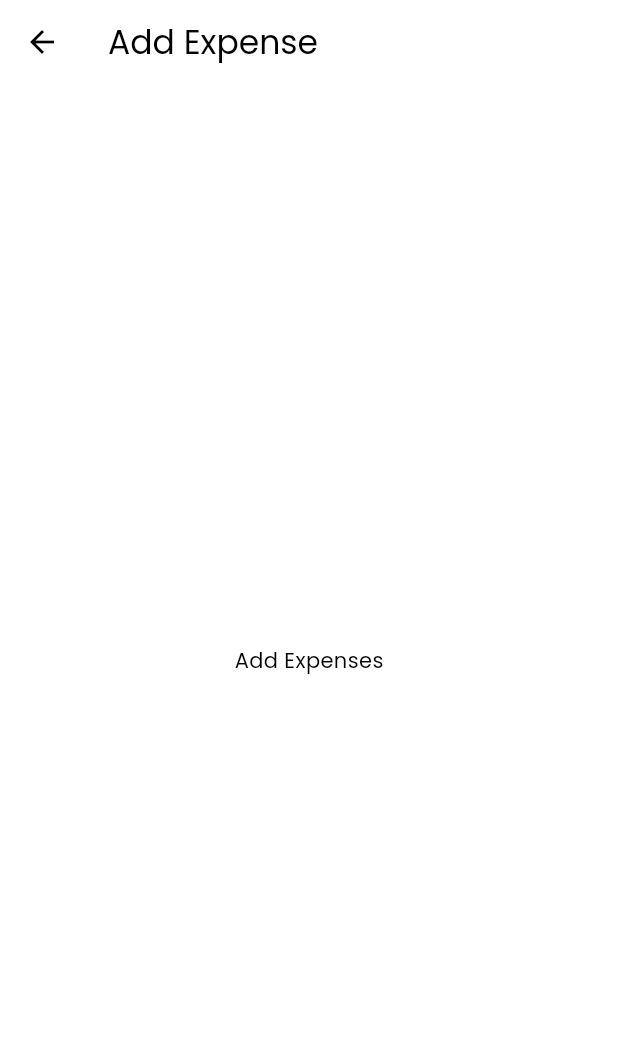
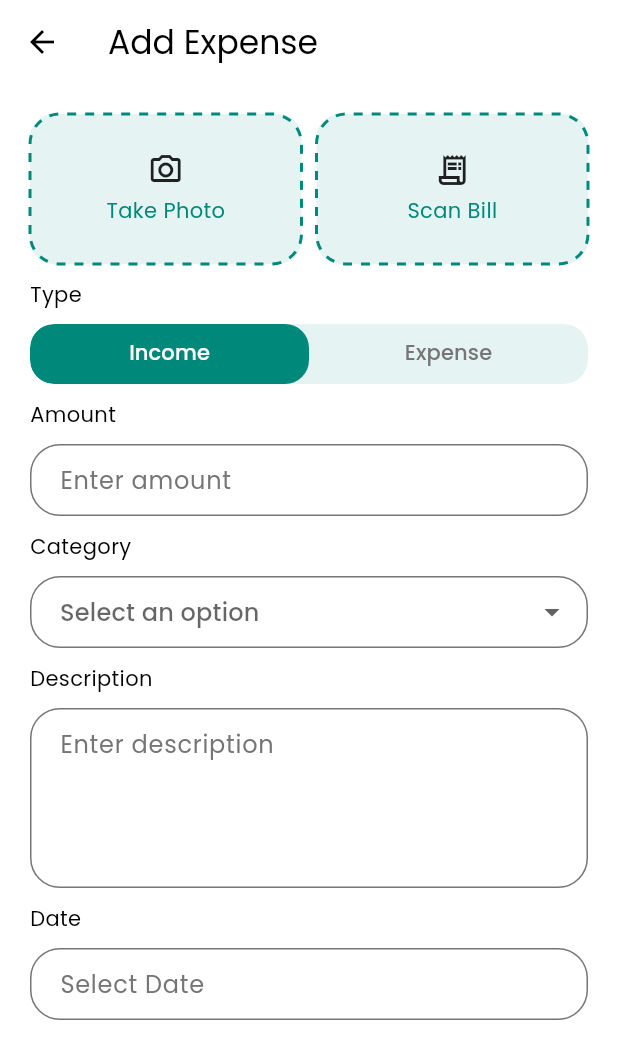
Before and after one commit to Sonykhan1121/money_mate, a Flutter app: the AddExpense screen opened directly, on a phone screen of 412 x 824 dp. Shown: the top 1059 px of the screen. Run offline on Flutter 3.47's test engine with Material 3 defaults, Android fonts, the phone set to English and light mode, and no system bars; our stand-ins replace device_preview, fl_chart, flutter_screenutil.

Commit message:
working on add transaction page

```diff
--- a/lib/main.dart
+++ b/lib/main.dart
@@ -11,15 +11,15 @@ import 'package:provider/provider.dart';
 
 void main() {
 
-  SystemChrome.setSystemUIOverlayStyle(
-     SystemUiOverlayStyle(
-      statusBarColor: DColors.primary,
-      statusBarIconBrightness: Brightness.light,
-    ),
-  );
+  // SystemChrome.setSystemUIOverlayStyle(
+  //    SystemUiOverlayStyle(
+  //     statusBarColor: DColors.primary,
+  //     statusBarIconBrightness: Brightness.light,
+  //   ),
+  // );
   runApp(
     DevicePreview(
-      enabled: false,
+      enabled: true,
       builder: (BuildContext context) {
         return MyApp();
       },
--- a/lib/models/catergory.dart
+++ b/lib/models/catergory.dart
@@ -1,6 +1,6 @@
 import 'package:money_mate/models/transactionType.dart';
 
-class Category {
+class CategoryModel {
   final String id;
   final String name;
   final String nameLocalised; // Bangla name
@@ -9,7 +9,7 @@ class Category {
   final TransactionType type;
   final bool isDefault;
 
-  Category({
+  CategoryModel({
     required this.id,
     required this.name,
     required this.nameLocalised,
@@ -19,8 +19,8 @@ class Category {
     this.isDefault = false,
   });
 
-  factory Category.fromJson(Map<String, dynamic> json) {
-    return Category(
+  factory CategoryModel.fromJson(Map<String, dynamic> json) {
+    return CategoryModel(
       id: json["id"] as String,
       name: json["name"] as String,
       nameLocalised: json["nameLocalised"] as String,
@@ -48,7 +48,7 @@ class Category {
     };
   }
 
-  Category copyWith({
+  CategoryModel copyWith({
     String? id,
     String? name,
     String? nameLocalised,
@@ -57,7 +57,7 @@ class Category {
     TransactionType? type,
     bool? isDefault,
   }) {
-    return Category(
+    return CategoryModel(
       id: id ?? this.id,
       name: name ?? this.name,
       nameLocalised: nameLocalised ?? this.nameLocalised,
--- a/lib/providers/navigation_provider.dart
+++ b/lib/providers/navigation_provider.dart
@@ -9,7 +9,7 @@ class NavigationProvider extends ChangeNotifier{
 
   int _currentIndex = 0;
   final List<Map<String, dynamic>> widgetOptions = [
-    {'title': 'Home', 'icon': Icons.home, 'page':  ()},
+    {'title': 'Home', 'icon': Icons.home, 'page':  HomePage()},
     {'title': 'Add Expense', 'icon': Icons.add, 'page': AddExpense()},
     {
       'title': 'Transactions',
--- a/lib/providers/transactions_provider.dart
+++ b/lib/providers/transactions_provider.dart
@@ -92,4 +92,76 @@ class TransactionsProvider extends ChangeNotifier
       recurringFrequency: RecurringFrequency.monthly,
     ),
   ];
+
+  final List<CategoryModel> demoCategories = [
+    // Income Categories
+    CategoryModel(
+      id: '1',
+      name: 'Salary',
+      nameLocalised: 'বেতন',
+      icon: '💰',
+      colorHex: '#4CAF50', // green
+      type: TransactionType.income,
+      isDefault: true,
+    ),
+    CategoryModel(
+      id: '2',
+      name: 'Bonus',
+      nameLocalised: 'বোনাস',
+      icon: '🎁',
+      colorHex: '#FF9800', // orange
+      type: TransactionType.income,
+    ),
+    CategoryModel(
+      id: '3',
+      name: 'Investment',
+      nameLocalised: 'বিনিয়োগ',
+      icon: '📈',
+      colorHex: '#2196F3', // blue
+      type: TransactionType.income,
+    ),
+
+    // Expense Categories
+    CategoryModel(
+      id: '4',
+      name: 'Food',
+      nameLocalised: 'খাবার',
+      icon: '🍔',
+      colorHex: '#F44336', // red
+      type: TransactionType.expense,
+      isDefault: true,
+    ),
+    CategoryModel(
+      id: '5',
+      name: 'Transport',
+      nameLocalised: 'পরিবহন',
+      icon: '🚌',
+      colorHex: '#FFC107', // amber
+      type: TransactionType.expense,
+    ),
+    CategoryModel(
+      id: '6',
+      name: 'Shopping',
+      nameLocalised: 'কেনাকাটা',
+      icon: '🛍️',
+      colorHex: '#9C27B0', // purple
+      type: TransactionType.expense,
+    ),
+    CategoryModel(
+      id: '7',
+      name: 'Entertainment',
+      nameLocalised: 'বিনোদন',
+      icon: '🎬',
+      colorHex: '#03A9F4', // light blue
+      type: TransactionType.expense,
+    ),
+    CategoryModel(
+      id: '8',
+      name: 'Health',
+      nameLocalised: 'স্বাস্থ্য',
+      icon: '💊',
+      colorHex: '#8BC34A', // light green
+      type: TransactionType.expense,
+    ),
+  ];
 }
--- /dev/null
+++ b/lib/theme/inputDecorationTheme.dart
@@ -0,0 +1,26 @@
+import 'package:flutter/material.dart';
+import '../utils/constants/colors.dart';
+
+InputDecorationTheme inputDecorationTheme() {
+  return InputDecorationTheme(
+    // filled: true,
+    floatingLabelStyle: TextStyle(color: DColors.primary),
+    contentPadding: EdgeInsets.symmetric(horizontal: 16, vertical: 12),
+    hintStyle: TextStyle(color: DColors.grey),
+    border: OutlineInputBorder(
+      borderRadius: BorderRadius.circular(20),
+    ),
+    focusedBorder: OutlineInputBorder(
+      borderRadius: BorderRadius.circular(20),
+      borderSide: BorderSide(color: DColors.primary),
+    ),
+    disabledBorder: OutlineInputBorder(
+      borderRadius: BorderRadius.circular(20),
+      borderSide: BorderSide(color: DColors.error),
+    ),
+    enabledBorder: OutlineInputBorder(
+      borderRadius: BorderRadius.circular(20),
+      borderSide: BorderSide(color: DColors.grey),
+    ),
+  );
+}
--- /dev/null
+++ b/lib/theme/textSelectionTheme.dart
@@ -0,0 +1,11 @@
+import 'package:flutter/material.dart';
+import '../utils/constants/colors.dart';
+
+// Function that returns TextSelectionThemeData
+TextSelectionThemeData textSelectionTheme() {
+  return TextSelectionThemeData(
+    cursorColor: DColors.primary,                  // cursor color
+    selectionColor: DColors.primary.withOpacity(0.3), // background when text is selected
+    selectionHandleColor: DColors.primary,        // draggable handle color
+  );
+}
--- a/lib/theme/theme.dart
+++ b/lib/theme/theme.dart
@@ -1,15 +1,20 @@
 import 'package:flutter/material.dart';
+import 'package:money_mate/theme/textSelectionTheme.dart';
 
 import '../utils/constants/colors.dart';
+import 'inputDecorationTheme.dart';
 
 class DAppTheme {
   DAppTheme._();
 
   // light theme
   static ThemeData lightTheme = ThemeData(
+    primaryColor: DColors.primary,
     useMaterial3: true,
     brightness: Brightness.light,
     colorScheme: ColorScheme.light(onPrimary: DColors.primary, ),
     fontFamily: 'Poppins',
+    inputDecorationTheme: inputDecorationTheme(),
+    textSelectionTheme:textSelectionTheme(),
   );
 }
--- a/lib/views/add_features/add_expense.dart
+++ b/lib/views/add_features/add_expense.dart
@@ -1,4 +1,8 @@
 import 'package:flutter/material.dart';
+import 'package:money_mate/widgets/add_expense_tab.dart';
+import 'package:money_mate/widgets/dottedBorder_box.dart';
+
+import '../../utils/constants/colors.dart';
 
 class AddExpense extends StatefulWidget {
   const AddExpense({super.key});
@@ -12,9 +16,69 @@ class _AddExpenseState extends State<AddExpense> {
   Widget build(BuildContext context) {
     return Scaffold(
       appBar: AppBar(title: Text("Add Expense"),),
-      body: Center(
-        child: Text('Add Expenses'),
-      ),
+      body: Padding(
+        padding: const EdgeInsets.all(20.0),
+        child: SingleChildScrollView(
+          child: Column(
+            crossAxisAlignment: CrossAxisAlignment.start,
+            mainAxisAlignment: MainAxisAlignment.start,
+            children: [
+              Row(
+                children: [
+                  Expanded(
+                    child: Container(
+                      height: 100,
+                      decoration: BoxDecoration(
+                        color: DColors.primary.withOpacity(0.1),
+                        borderRadius: BorderRadius.circular(16)
+                      ),
+
+
+                      child: DottedBorderBox(
+                        child: Column(
+                          mainAxisAlignment: MainAxisAlignment.center,
+                          crossAxisAlignment: CrossAxisAlignment.center,
+                          children: [
+                            Icon(Icons.camera_alt_outlined,),
+                            SizedBox(height: 5,),
+                            Text('Take Photo',style: TextStyle(color: DColors.primary),),
+                          ],
+                        ),
+                      ),
+                    ),
+                  ),
+                  SizedBox(width: 10,),
+                  Expanded(
+                    child: Container(
+                      height: 100,
+                      decoration: BoxDecoration(
+                        color: DColors.primary.withOpacity(0.1),
+                          borderRadius: BorderRadius.circular(16)
+
+                      ),
+                      child: DottedBorderBox(
+                        child: Column(
+                          mainAxisAlignment: MainAxisAlignment.center,
+                          crossAxisAlignment: CrossAxisAlignment.center,
+                          children: [
+                            Icon(Icons.receipt_long_outlined,),
+                            SizedBox(height: 5,),
+                            Text('Scan Bill',style: TextStyle(color: DColors.primary),),
+                          ],
+                        ),
+                      ),
+                    ),
+                  )
+                ],
+              ),
+              SizedBox(height: 10,),
+              Text('Type'),
+              SizedBox(height: 10,),
+              AddExpenseTab(),
+            ],
+          ),
+        ),
+      )
     );
   }
 }
--- a/lib/views/home_features/home_page.dart
+++ b/lib/views/home_features/home_page.dart
@@ -49,7 +49,7 @@ class _HomePageState extends State<HomePage> {
                           'Good Morning',
                           style: TextStyle(
                             color: Colors.white,
-                            fontSize: 14.sp,
+                            fontSize: 14,
                             fontWeight: FontWeight.w400,
                           ),
                         ),
@@ -61,13 +61,13 @@ class _HomePageState extends State<HomePage> {
                               'Sony',
                               style: TextStyle(
                                 color: Colors.white,
-                                fontSize: 20.sp,
+                                fontSize: 20,
                                 fontWeight: FontWeight.w600,
                               ),
                             ),
                             Text(
                               '👋',
-                              style: TextStyle(fontSize: 20.sp),
+                              style: TextStyle(fontSize: 20),
                             ),
                           ],
                         ),
--- /dev/null
+++ b/lib/widgets/add_expense_tab.dart
@@ -0,0 +1,146 @@
+import 'package:flutter/foundation.dart';
+import 'package:flutter/material.dart';
+import 'package:money_mate/models/catergory.dart';
+import 'package:money_mate/providers/transactions_provider.dart';
+import 'package:money_mate/widgets/datePickerfield.dart';
+import 'package:provider/provider.dart';
+import '../utils/constants/colors.dart';
+
+class AddExpenseTab extends StatefulWidget {
+  const AddExpenseTab({super.key});
+
+  @override
+  State<AddExpenseTab> createState() => _AddExpenseTabState();
+}
+
+class _AddExpenseTabState extends State<AddExpenseTab> {
+  final TextEditingController amountTextController = TextEditingController();
+  final TextEditingController descriptionTextController = TextEditingController();
+  final _fromKey = GlobalKey<FormState>();
+  CategoryModel? _selectedValue;
+
+  @override
+  Widget build(BuildContext context) {
+
+
+    return Consumer<TransactionsProvider>(
+      builder: (context, tProvider, child) {
+        return DefaultTabController(
+          length: 2,
+          child: Column(
+
+            children: [
+              // Tab bar container
+              ClipRRect(
+                borderRadius:  BorderRadius.circular(16),
+                child: Container(
+                  height: 40,
+                  decoration: BoxDecoration(
+                    borderRadius: BorderRadius.circular(16),
+                    color: DColors.primary.withOpacity(0.1),
+                  ),
+                  child:  TabBar(
+                    indicatorSize: TabBarIndicatorSize.tab,
+                    dividerColor: Colors.transparent,
+                    indicator: BoxDecoration(
+                      color: DColors.primary,
+                      borderRadius: BorderRadius.circular(16),
+                    ),
+                    labelColor: Colors.white,
+                    unselectedLabelColor: DColors.grey,
+                    tabs: [
+                      Tab(text: 'Income'),
+                      Tab(text: 'Expense'),
+                    ],
+                  ),
+                ),
+              ),
+
+              Form(
+                key: _fromKey,
+                child: Column(
+                  crossAxisAlignment: CrossAxisAlignment.start,
+                  mainAxisAlignment: MainAxisAlignment.start,
+                  children: [
+                    SizedBox(height: 10,),
+                    Text('Amount'),
+                    SizedBox(height: 10,),
+                    TextFormField(
+                      controller: amountTextController,
+                      decoration:  InputDecoration(
+                        hintText: 'Enter amount',
+                      ),
+                      validator: (value) {
+                        if (value == null || value.isEmpty) {
+                          return 'Please enter amount';
+                        }
+                        return null;
+                      },
+                    ),
+                    SizedBox(height: 10,),
+                    Text('Category'),
+                    SizedBox(height: 10,),
+                    DropdownButtonFormField<CategoryModel>(
+                      decoration: InputDecoration(
+                        hintText: 'Select an option',
+                      ),
+                      value: _selectedValue,
+
+                      items: tProvider.demoCategories
+                          .map((option) => DropdownMenuItem(
+                        value: option,
+                        child: Text(option.name),
+                      ))
+                          .toList(),
+                      onChanged: (value) {
+                        setState(() {
+                          _selectedValue = value;
+                        });
+                      },
+                      validator: (value) {
+                        if (value == null) {
+                          return 'Please select an option';
+                        }
+                        return null;
+                      },
+                    ),
+                    SizedBox(height: 10,),
+                    Text('Description'),
+                    SizedBox(height: 10,),
+
+                    TextFormField(
+                      controller: descriptionTextController,
+                      decoration:  InputDecoration(
+                        hintText: 'Enter description',
+                      ),
+                      maxLines: 4,
+                      validator: (value) {
+                        if (value == null || value.isEmpty) {
+                          return 'Please enter description';
+                        }
+                        return null;
+                      },
+                    ),
+                    SizedBox(height: 10,),
+                    Text('Date'),
+                    SizedBox(height: 10,),
+                    DatePickerField(),
+
+                  ],
+                ),
+              ),
+
+              // Tab bar view
+              // TabBarView(
+              //   children: [
+              //     Center(child: Text('Income Page')),
+              //     Center(child: Text('Expense Page')),
+              //   ],
+              // ),
+            ],
+          ),
+        );
+      }
+    );
+  }
+}
--- /dev/null
+++ b/lib/widgets/datePickerfield.dart
@@ -0,0 +1,42 @@
+import 'package:flutter/material.dart';
+
+class DatePickerField extends StatefulWidget {
+  final void Function(DateTime)? onChanged;
+
+  const DatePickerField({super.key, this.onChanged});
+
+  @override
+  State<DatePickerField> createState() => _DatePickerFieldState();
+}
+
+class _DatePickerFieldState extends State<DatePickerField> {
+  final TextEditingController _controller = TextEditingController();
+
+  @override
+  Widget build(BuildContext context) {
+    return TextFormField(
+      controller: _controller,
+      readOnly: true,
+      decoration: const InputDecoration(
+        hintText: 'Select Date',
+      ),
+      onTap: () async {
+        final DateTime? pickedDate = await showDatePicker(
+          context: context,
+          initialDate: DateTime.now(),
+          firstDate: DateTime(2000),
+          lastDate: DateTime(2030),
+        );
+
+        if (pickedDate != null) {
+          _controller.text = "${pickedDate.day}/${pickedDate.month}/${pickedDate.year}";
+
+          // call the parent's onChanged
+          if (widget.onChanged != null) {
+            widget.onChanged!(pickedDate);
+          }
+        }
+      },
+    );
+  }
+}
--- /dev/null
+++ b/lib/widgets/dottedBorder_box.dart
@@ -0,0 +1,78 @@
+import 'package:flutter/material.dart';
+
+import '../utils/constants/colors.dart';
+
+class DottedBorderBox extends StatelessWidget {
+  final double strokeWidth;
+  final double gap;
+  final Color color;
+  final double borderRadius;
+  final Widget? child;
+
+  const DottedBorderBox({
+    super.key,
+    this.strokeWidth = 2,
+    this.gap = 6,
+    this.color = DColors.primary,
+    this.borderRadius = 20, // default corner radius
+    this.child,
+  });
+
+  @override
+  Widget build(BuildContext context) {
+    return CustomPaint(
+      painter: _DottedBorderPainter(
+        strokeWidth: strokeWidth,
+        gap: gap,
+        color: color,
+        borderRadius: borderRadius,
+      ),
+      child: child,
+    );
+  }
+}
+
+class _DottedBorderPainter extends CustomPainter {
+  final double strokeWidth;
+  final double gap;
+  final Color color;
+  final double borderRadius;
+
+  _DottedBorderPainter({
+    required this.strokeWidth,
+    required this.gap,
+    required this.color,
+    required this.borderRadius,
+  });
+
+  @override
+  void paint(Canvas canvas, Size size) {
+    final paint = Paint()
+      ..color = color
+      ..strokeWidth = strokeWidth
+      ..style = PaintingStyle.stroke;
+
+    final path = Path()
+      ..addRRect(RRect.fromRectAndRadius(
+        Rect.fromLTWH(0, 0, size.width, size.height),
+        Radius.circular(borderRadius),
+      ));
+
+    final dashWidth = gap;
+    final dashSpace = gap;
+    double distance = 0.0;
+
+    for (final metric in path.computeMetrics()) {
+      while (distance < metric.length) {
+        final start = distance;
+        final end = distance + dashWidth;
+        canvas.drawPath(metric.extractPath(start, end), paint);
+        distance += dashWidth + dashSpace;
+      }
+      distance = 0.0;
+    }
+  }
+
+  @override
+  bool shouldRepaint(covariant CustomPainter oldDelegate) => false;
+}
```
